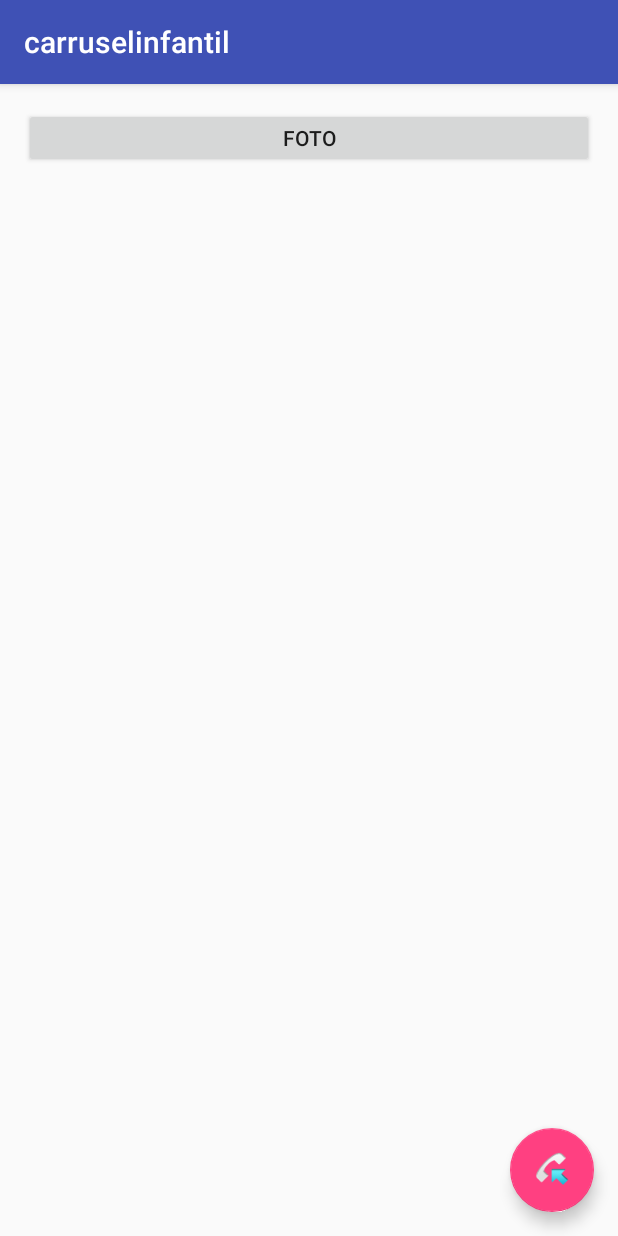
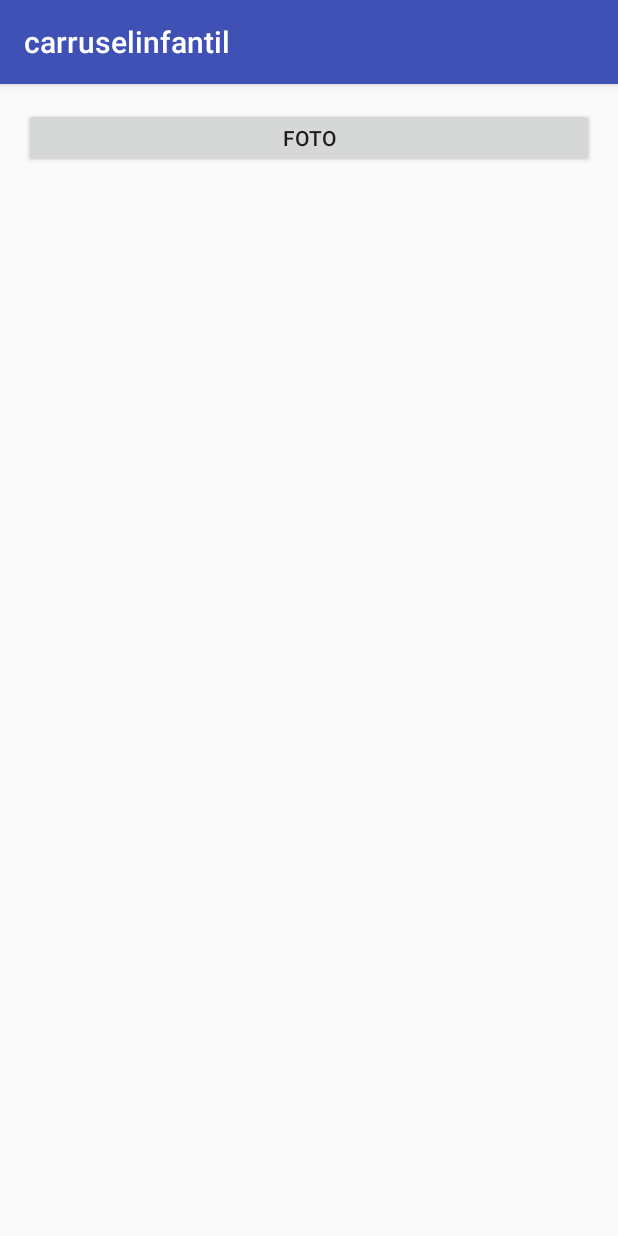
Before and after one commit to ThinkUpStudios/carrusel-infantil-android, an Android app: the screen it shows after launch (NuevoCarruselActivity), after a tap on an icon or button, on a phone screen of 412 x 824 dp. Run offline under Robolectric (Android 15) with nearby library versions, the phone set to English and light mode, and no system bars.

Commit message:
finalizado el refector de Galeria por clase contenedora.

```diff
--- a/carruselinfantil/app/src/main/java/thinkup/com/carruselinfantil/MisCarruselesActivity.java
+++ b/carruselinfantil/app/src/main/java/thinkup/com/carruselinfantil/MisCarruselesActivity.java
@@ -19,6 +19,7 @@ public class MisCarruselesActivity extends DrawerAbstractActivity {
     private static final int REQUEST_CARRUSELES = 2;
 
     private List<Carrusel> carruseles;
+    ImageView carrusel;
 
 
     TextView misCarruseles;
@@ -36,11 +37,11 @@ public class MisCarruselesActivity extends DrawerAbstractActivity {
             public void onClick(View view) {
                 Intent i = new Intent(MisCarruselesActivity.this, NuevoCarruselActivity.class);
                 i.putExtra(ConstantesAplicacion.CARRUSELES, (Serializable) carruseles);
-                startActivity(i);
+                startActivityForResult(i, REQUEST_CARRUSELES);
             }
         });
 
-        ImageView carrusel = (ImageView) findViewById(R.id.un_carrusel);
+        carrusel = (ImageView) findViewById(R.id.un_carrusel);
         if(this.carruseles != null)
             carrusel.setImageURI(this.carruseles.get(0).getGaleria().get(0).getUri());
         else{
@@ -50,7 +51,7 @@ public class MisCarruselesActivity extends DrawerAbstractActivity {
             @Override
             public void onClick(View view) {
                 Intent i = new Intent(MisCarruselesActivity.this, Presentacion.class);
-                i.putExtra(ConstantesAplicacion.CARRUSEL, (Serializable) carruseles.get(0).getGaleria());
+                i.putExtra(ConstantesAplicacion.CARRUSEL, (Serializable) carruseles.get(0));
                 startActivity(i);
             }
         });
@@ -71,6 +72,7 @@ public class MisCarruselesActivity extends DrawerAbstractActivity {
             switch (requestCode){
                 case REQUEST_CARRUSELES:
                     carruseles = (List<Carrusel>) data.getSerializableExtra(ConstantesAplicacion.CARRUSELES);
+                    carrusel.setImageURI(this.carruseles.get(0).getGaleria().get(0).getUri());
                     break;
             }
         }
--- a/carruselinfantil/app/src/main/res/layout/nuevo_carrusel.xml
+++ b/carruselinfantil/app/src/main/res/layout/nuevo_carrusel.xml
@@ -12,13 +12,4 @@
 
     <include layout="@layout/nuevo_carrusel_contenido" />
 
-    <android.support.design.widget.FloatingActionButton
-        android:id="@+id/fab_guardar_carrusel"
-        android:layout_width="wrap_content"
-        android:layout_height="wrap_content"
-        android:layout_gravity="bottom|end"
-        android:layout_margin="@dimen/fab_margin"
-        android:src="@android:drawable/sym_call_incoming"
-        android:onClick="guardar"/>
-
 </android.support.design.widget.CoordinatorLayout>
```
Also changed, not shown: carruselinfantil/app/src/main/java/thinkup/com/carruselinfantil/NuevoCarruselActivity.java (+21 -8 lines).
